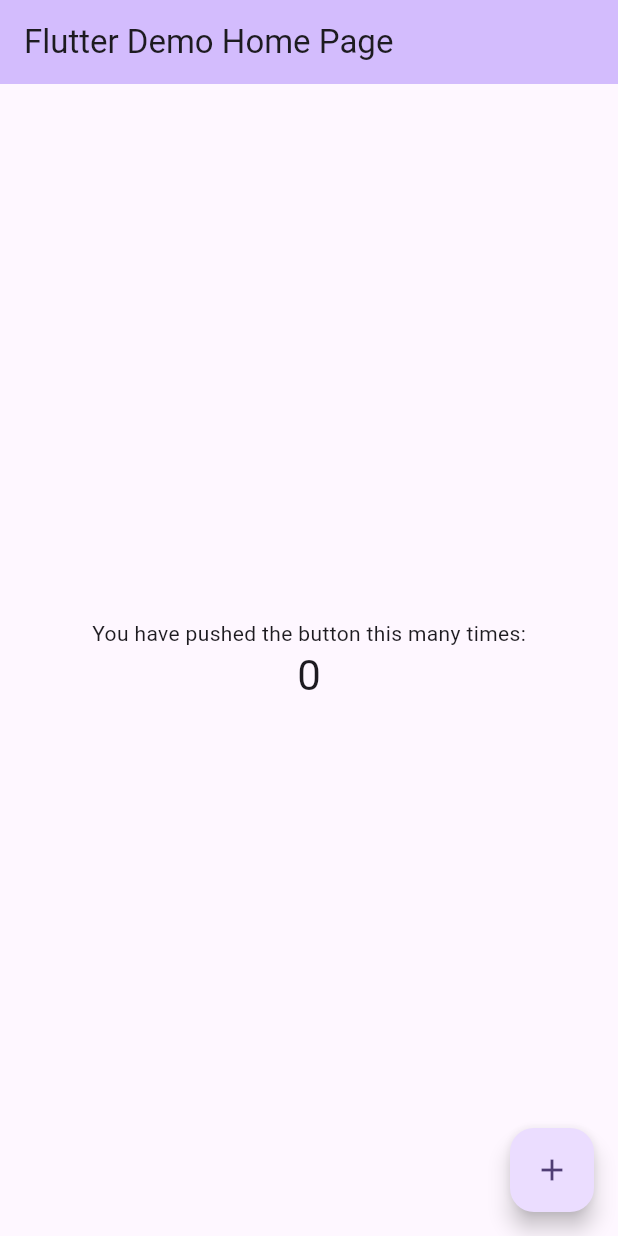
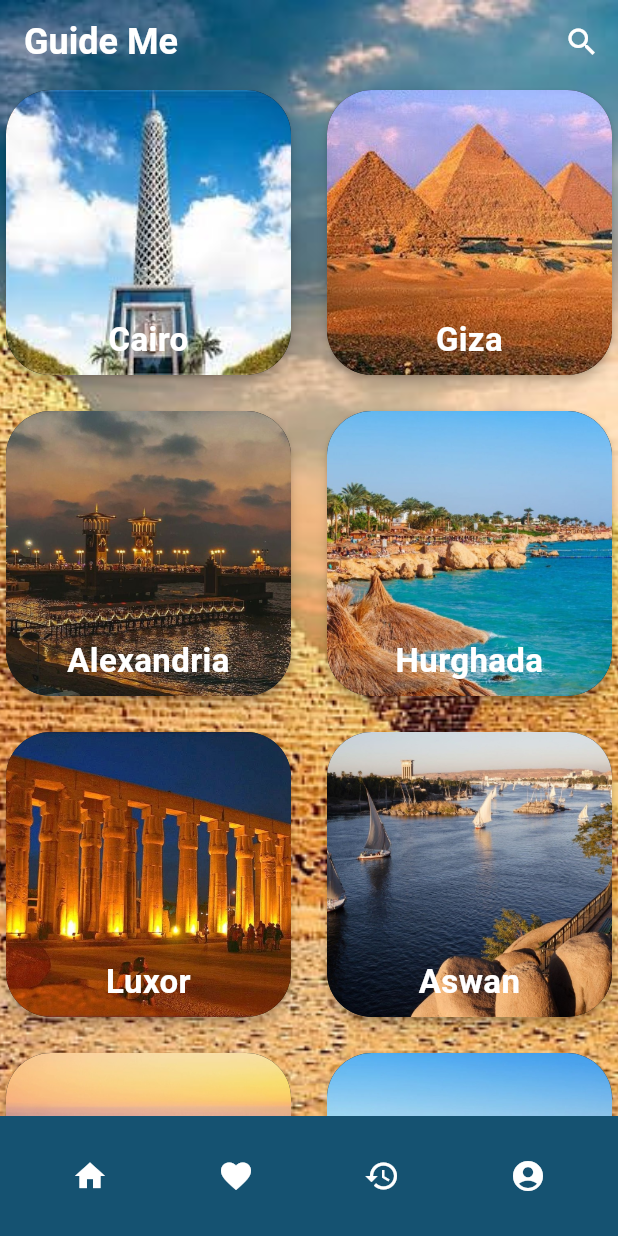
Before and after one commit to NourhanAmr119/Guide-Me_App, a Flutter app: the screen it shows after launch, on a phone screen of 412 x 824 dp. Run offline on Flutter 3.47's test engine with Material 3 defaults, Android fonts, the light colour scheme and no system bars.

Commit message:
home page

```diff
--- a/guide_me/lib/main.dart
+++ b/guide_me/lib/main.dart
@@ -1,125 +1,300 @@
+// ignore_for_file: library_private_types_in_public_api
+
 import 'package:flutter/material.dart';
+import 'package:guide_me/city_page.dart';
 
 void main() {
   runApp(const MyApp());
 }
 
 class MyApp extends StatelessWidget {
-  const MyApp({super.key});
+  const MyApp({Key? key}) : super(key: key);
 
-  // This widget is the root of your application.
   @override
   Widget build(BuildContext context) {
     return MaterialApp(
-      title: 'Flutter Demo',
+      debugShowCheckedModeBanner: false, // Remove debug banner
+      title: 'Guide Me',
       theme: ThemeData(
-        // This is the theme of your application.
-        //
-        // TRY THIS: Try running your application with "flutter run". You'll see
-        // the application has a blue toolbar. Then, without quitting the app,
-        // try changing the seedColor in the colorScheme below to Colors.green
-        // and then invoke "hot reload" (save your changes or press the "hot
-        // reload" button in a Flutter-supported IDE, or press "r" if you used
-        // the command line to start the app).
-        //
-        // Notice that the counter didn't reset back to zero; the application
-        // state is not lost during the reload. To reset the state, use hot
-        // restart instead.
-        //
-        // This works for code too, not just values: Most code changes can be
-        // tested with just a hot reload.
-        colorScheme: ColorScheme.fromSeed(seedColor: Colors.deepPurple),
-        useMaterial3: true,
+        primaryColor: const Color.fromARGB(255, 21, 82, 113), // Custom primary color
+        colorScheme: const ColorScheme.dark().copyWith(
+          primary: const Color(0xFF372949), // Custom primary color for dark mode
+          onPrimary: Colors.white, // Text color on primary color
         ),
-      home: const MyHomePage(title: 'Flutter Demo Home Page'),
+      ),
+      home: const MyHomePage(title: 'Guide Me'),
     );
   }
 }
 
 class MyHomePage extends StatefulWidget {
-  const MyHomePage({super.key, required this.title});
-
-  // This widget is the home page of your application. It is stateful, meaning
-  // that it has a State object (defined below) that contains fields that affect
-  // how it looks.
-
-  // This class is the configuration for the state. It holds the values (in this
-  // case the title) provided by the parent (in this case the App widget) and
-  // used by the build method of the State. Fields in a Widget subclass are
-  // always marked "final".
+  const MyHomePage({Key? key, required this.title}) : super(key: key);
 
   final String title;
 
   @override
-  State<MyHomePage> createState() => _MyHomePageState();
+  _MyHomePageState createState() => _MyHomePageState();
 }
 
 class _MyHomePageState extends State<MyHomePage> {
-  int _counter = 0;
+  final ScrollController _scrollController = ScrollController();
+  bool _showAppbarColor = false;
 
-  void _incrementCounter() {
+  @override
+  void initState() {
+    super.initState();
+    _scrollController.addListener(_onScroll);
+  }
+
+  @override
+  void dispose() {
+    _scrollController.dispose();
+    super.dispose();
+  }
+
+  void _onScroll() {
+    if (_scrollController.offset > 50 && !_showAppbarColor) {
       setState(() {
-      // This call to setState tells the Flutter framework that something has
-      // changed in this State, which causes it to rerun the build method below
-      // so that the display can reflect the updated values. If we changed
-      // _counter without calling setState(), then the build method would not be
-      // called again, and so nothing would appear to happen.
-      _counter++;
+        _showAppbarColor = true;
       });
+    } else if (_scrollController.offset <= 50 && _showAppbarColor) {
+      setState(() {
+        _showAppbarColor = false;
+      });
+    }
   }
 
   @override
   Widget build(BuildContext context) {
-    // This method is rerun every time setState is called, for instance as done
-    // by the _incrementCounter method above.
-    //
-    // The Flutter framework has been optimized to make rerunning build methods
-    // fast, so that you can just rebuild anything that needs updating rather
-    // than having to individually change instances of widgets.
     return Scaffold(
+      extendBodyBehindAppBar: true,
       appBar: AppBar(
-        // TRY THIS: Try changing the color here to a specific color (to
-        // Colors.amber, perhaps?) and trigger a hot reload to see the AppBar
-        // change color while the other colors stay the same.
-        backgroundColor: Theme.of(context).colorScheme.inversePrimary,
-        // Here we take the value from the MyHomePage object that was created by
-        // the App.build method, and use it to set our appbar title.
-        title: Text(widget.title),
+        backgroundColor: _showAppbarColor
+            ? Theme.of(context).primaryColor
+            : Colors.transparent,
+        title: Text(
+          widget.title,
+          style: const TextStyle(
+            fontSize: 24,
+            fontWeight: FontWeight.bold,
+            color: Colors.white,
           ),
-      body: Center(
-        // Center is a layout widget. It takes a single child and positions it
-        // in the middle of the parent.
+        ),
+        actions: [
+          IconButton(
+            icon: const Icon(Icons.search),
+            onPressed: () {
+              // Show search field
+              showSearch<String>(
+                context: context,
+                delegate: CustomSearchDelegate(),
+              );
+            },
+          ),
+        ],
+      ),
+      body: Stack(
+        children: [
+          Positioned.fill(
+            child: Image.asset(
+              'assets/background_image.jpg',
+              fit: BoxFit.cover,
+            ),
+          ),
+          SingleChildScrollView(
+            controller: _scrollController,
             child: Column(
-          // Column is also a layout widget. It takes a list of children and
-          // arranges them vertically. By default, it sizes itself to fit its
-          // children horizontally, and tries to be as tall as its parent.
-          //
-          // Column has various properties to control how it sizes itself and
-          // how it positions its children. Here we use mainAxisAlignment to
-          // center the children vertically; the main axis here is the vertical
-          // axis because Columns are vertical (the cross axis would be
-          // horizontal).
-          //
-          // TRY THIS: Invoke "debug painting" (choose the "Toggle Debug Paint"
-          // action in the IDE, or press "p" in the console), to see the
-          // wireframe for each widget.
-          mainAxisAlignment: MainAxisAlignment.center,
-          children: <Widget>[
-            const Text(
-              'You have pushed the button this many times:',
+              crossAxisAlignment: CrossAxisAlignment.stretch,
+              children: [
+                SizedBox(height: MediaQuery.of(context).padding.top),
+                GridView.builder(
+                  shrinkWrap: true,
+                  physics: const NeverScrollableScrollPhysics(),
+                  gridDelegate: const SliverGridDelegateWithFixedCrossAxisCount(
+                    crossAxisCount: 2,
+                    crossAxisSpacing: 16.0,
+                    mainAxisSpacing: 16.0,
                   ),
-            Text(
-              '$_counter',
-              style: Theme.of(context).textTheme.headlineMedium,
+                  itemCount: titles.length,
+                  itemBuilder: (BuildContext context, int index) {
+                    return _buildCard(titles[index], imagePaths[index]);
+                  },
                 ),
               ],
             ),
           ),
-      floatingActionButton: FloatingActionButton(
-        onPressed: _incrementCounter,
-        tooltip: 'Increment',
-        child: const Icon(Icons.add),
-      ), // This trailing comma makes auto-formatting nicer for build methods.
+        ],
+      ),
+      bottomNavigationBar: BottomAppBar(
+        elevation: 0, // Remove elevation from bottom app bar
+        color: const Color.fromARGB(255, 21, 82, 113), // Set color to transparent
+        child: Container(
+          height: 60, // Reduce the height of the footer
+          padding: const EdgeInsets.symmetric(horizontal: 20),
+          child: Row(
+            mainAxisAlignment: MainAxisAlignment.spaceBetween,
+            children: [
+              IconButton(
+                icon: const Icon(Icons.home),
+                onPressed: () {},
+              ),
+              IconButton(
+                icon: const Icon(Icons.favorite),
+                onPressed: () {},
+              ),
+              IconButton(
+                icon: const Icon(Icons.history),
+                onPressed: () {},
+              ),
+              IconButton(
+                icon: const Icon(Icons.account_circle),
+                onPressed: () {},
+              ),
+            ],
+          ),
+        ),
+      ),
+    );
+  }
+
+Widget _buildCard(String title, String imagePath) {
+  return GestureDetector(
+    onTap: () {
+      // Navigate to another page here
+      Navigator.push(
+        context,
+        MaterialPageRoute(builder: (context) => city_page(title: title, imagePath: imagePath)),
+      );
+    },
+    child: Stack(
+      children: [
+        Card(
+          elevation: 3, // Add elevation to the cards
+          shape: RoundedRectangleBorder(
+            borderRadius: BorderRadius.circular(30.0),
+          ),
+          child: ClipRRect(
+            borderRadius: BorderRadius.circular(30.0),
+            child: Stack(
+              fit: StackFit.expand,
+              children: [
+                Image.asset(
+                  imagePath,
+                  fit: BoxFit.cover,
+                ),
+                Align(
+                  alignment: Alignment.bottomCenter,
+                  child: Padding(
+                    padding: const EdgeInsets.all(8.0),
+                    child: Text(
+                      title,
+                      textAlign: TextAlign.center,
+                      style: const TextStyle(
+                        fontSize: 22, // Increase font size
+                        fontWeight: FontWeight.bold,
+                        color: Colors.white,
+                      ),
+                    ),
+                  ),
+                ),
+              ],
+            ),
+          ),
+        ),
+      ],
+    ),
   );
 }
 }
+
+class CustomSearchDelegate extends SearchDelegate<String> {
+  @override
+  ThemeData appBarTheme(BuildContext context) {
+    final ThemeData theme = Theme.of(context);
+    return theme.copyWith(
+      scaffoldBackgroundColor: const Color.fromARGB(255, 21, 82, 113), // Set background color to blue
+      appBarTheme: const AppBarTheme(
+        backgroundColor: Color.fromARGB(140, 21, 82, 113), // Set app bar background color to blue
+      ),
+    );
+  }
+
+  @override
+  List<Widget> buildActions(BuildContext context) {
+    return [
+      IconButton(
+        icon: const Icon(Icons.clear),
+        onPressed: () {
+          query = '';
+        },
+      ),
+    ];
+  }
+
+  @override
+  Widget buildLeading(BuildContext context) {
+    return Opacity(
+      opacity: 0.9, // Set the opacity value (0.0 to 1.0)
+      child: IconButton(
+        icon: const Icon(Icons.arrow_back),
+        onPressed: () {
+          close(context, '');
+        },
+      ),
+    );
+  }
+
+  @override
+  Widget buildResults(BuildContext context) {
+    // Implement your search results view here
+    return Container();
+  }
+
+  @override
+  Widget buildSuggestions(BuildContext context) {
+    // Implement your search suggestions view here
+    return Container();
+  }
+
+  Widget build(BuildContext context) {
+    return Scaffold(
+      appBar: AppBar(
+        backgroundColor: const Color.fromARGB(255, 21, 82, 113), // Set app bar background color
+        title: const Text('Search'),
+        actions: buildActions(context),
+        leading: buildLeading(context),
+      ),
+      body: const Column(
+        children: [
+          // Your search page content goes here
+        ],
+      ),
+    );
+  }
+}
+
+final List<String> titles = [
+  'Cairo',
+  'Giza',
+  'Alexandria',
+  'Hurghada',
+  'Luxor',
+  'Aswan',
+  'Sinai',
+  'Sharm El-Sheikh',
+  'Marsa Matrouh',
+  'Marsa Alam',
+];
+
+final List<String> imagePaths = [
+  'assets/cairo.jpg',
+  'assets/giza.jpg',
+  'assets/alexandria.jpg',
+  'assets/hurghada.jpg',
+  'assets/luxor.jpg',
+  'assets/aswan.jpg',
+  'assets/sinai.jpg',
+  'assets/sharm_el_sheikh.jpg',
+  'assets/marsa_matrouh.jpg',
+  'assets/marsa_alam.jpg',
+];
```
Also changed, not shown: guide_me/lib/city_page.dart (added, +182 -0 lines), guide_me/pubspec.yaml (+22 -4 lines), guide_me/assets/alexandria.jpg (added), guide_me/assets/app_icon.png (added), guide_me/assets/aswan.jpg (added), guide_me/assets/background_image.jpg (added), guide_me/assets/cairo.jpg (added), guide_me/assets/dahab.jpg (added), guide_me/assets/giza.jpg (added), guide_me/assets/hurghada.jpg (added), guide_me/assets/ismalia.jpg (added), guide_me/assets/luxor.jpg (added), guide_me/assets/marsa_alam.jpg (added), guide_me/assets/marsa_matrouh.jpg (added), 5 more files, 33 other files. Lines whose indentation alone changed are shown as unchanged.
